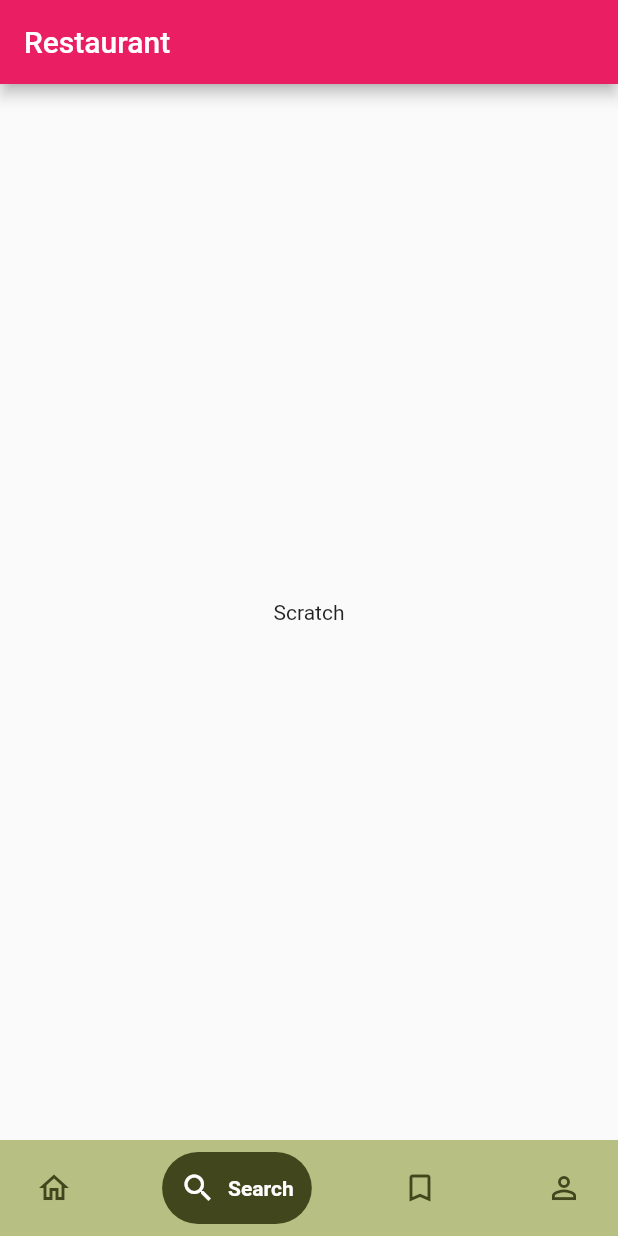
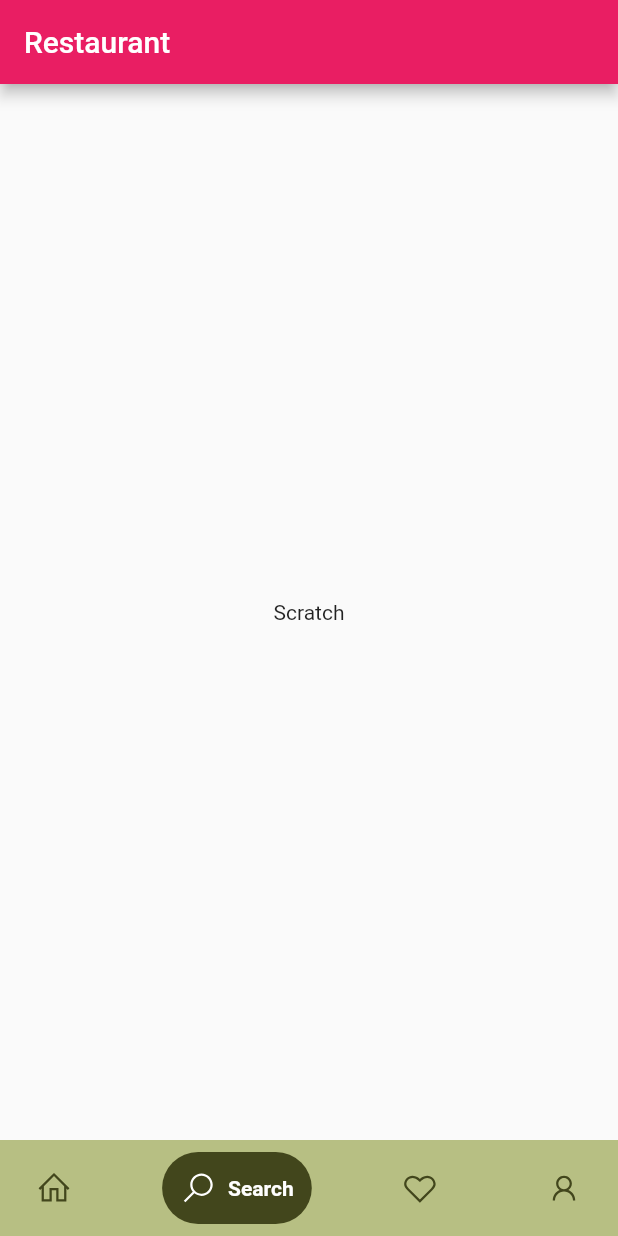
Before and after one commit to rllyhz/FoodUApp-flutter-fundamental-Dicoding, a Flutter app: the screen it shows after launch, item 2 of the bottom bar chosen, on a phone screen of 412 x 824 dp. Run offline on Flutter 3.47's test engine with Material 2 defaults, Android fonts, the phone set to English and light mode, and no system bars; drawn by our look-alikes of google_nav_bar; our stand-ins replace line_icons.

Commit message:
Updating icons of custom bottom nav bar

```diff
--- a/lib/widgets/custom_bottom_nav_bar.dart
+++ b/lib/widgets/custom_bottom_nav_bar.dart
@@ -1,5 +1,6 @@
 import 'package:flutter/material.dart';
 import 'package:google_nav_bar/google_nav_bar.dart';
+import 'package:line_icons/line_icons.dart';
 import 'package:restaurant_app/utils/constants.dart';
 
 class CustomBottomNavBar extends StatelessWidget {
@@ -27,19 +28,19 @@ class CustomBottomNavBar extends StatelessWidget {
       backgroundColor: lightGreen,
       tabs: [
         GButton(
-          icon: Icons.home_outlined,
+          icon: LineIcons.home,
           text: 'Home',
         ),
         GButton(
-          icon: Icons.search_outlined,
+          icon: LineIcons.search,
           text: 'Search',
         ),
         GButton(
-          icon: Icons.bookmark_border_outlined,
+          icon: LineIcons.heart,
           text: 'Saved',
         ),
         GButton(
-          icon: Icons.person_outline,
+          icon: LineIcons.user,
           text: 'Profile',
         ),
       ],
```
